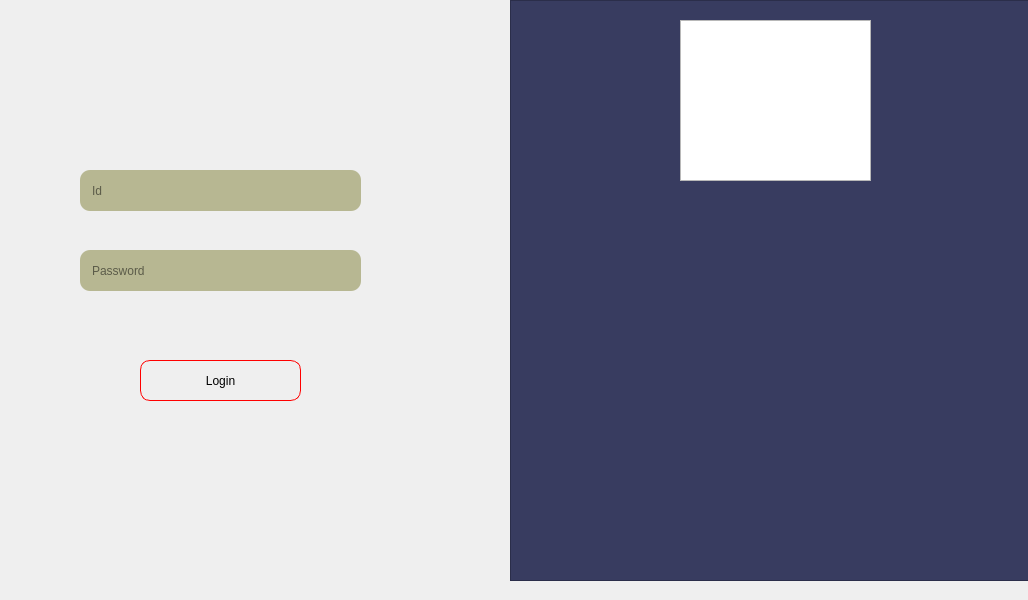
First picture: the form in mainwindow.ui, repository jibrankhalil-jk/CafeKit, before the edit.
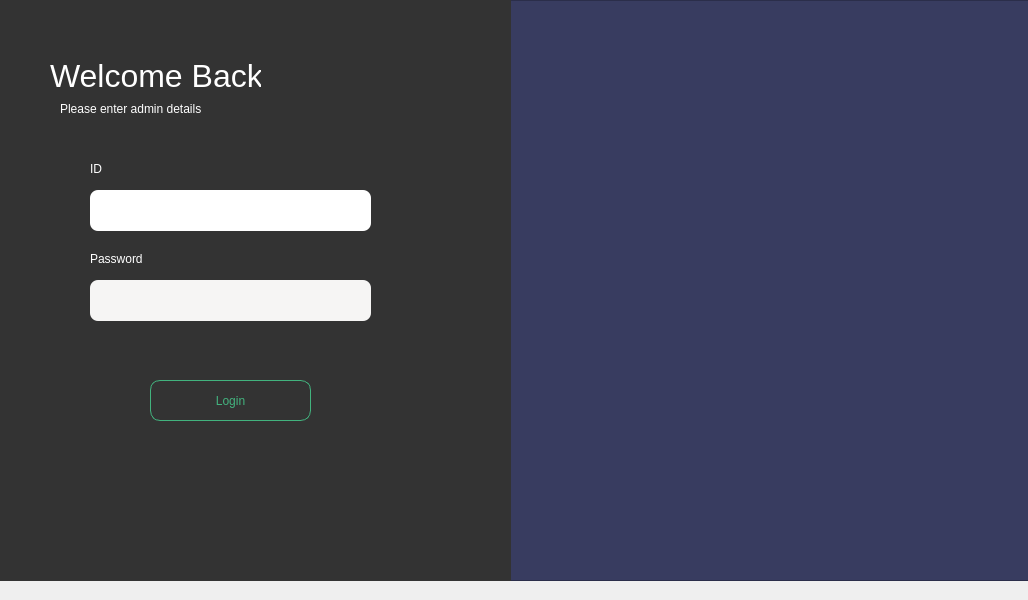
Second picture: the form after the edit. Icons and pictures are not drawn.

Diff of the .ui file:
```diff
--- a/mainwindow.ui
+++ b/mainwindow.ui
@@ -26,11 +26,100 @@
    <string>MainWindow</string>
   </property>
   <widget class="QWidget" name="centralwidget">
+   <widget class="QGraphicsView" name="graphicsView_2">
+    <property name="geometry">
+     <rect>
+      <x>510</x>
+      <y>0</y>
+      <width>521</width>
+      <height>581</height>
+     </rect>
+    </property>
+    <property name="minimumSize">
+     <size>
+      <width>521</width>
+      <height>561</height>
+     </size>
+    </property>
+    <property name="styleSheet">
+     <string notr="true">background-color: #383C60;</string>
+    </property>
+   </widget>
+   <widget class="QWidget" name="widget" native="true">
+    <property name="geometry">
+     <rect>
+      <x>0</x>
+      <y>-10</y>
+      <width>511</width>
+      <height>591</height>
+     </rect>
+    </property>
+    <property name="styleSheet">
+     <string notr="true">background-color: #333333;</string>
+    </property>
+    <widget class="QLineEdit" name="id">
+     <property name="geometry">
+      <rect>
+       <x>90</x>
+       <y>200</y>
+       <width>281</width>
+       <height>41</height>
+      </rect>
+     </property>
+     <property name="styleSheet">
+      <string notr="true">#id{
+background-color: rgb(255, 255, 255);
+border-radius: 8px; 
+padding-left: 20px;
+color:rgb(0, 0, 0);
+}
+
+#id:checked {
+background-color: rgb(232, 233, 235);
+}
+</string>
+     </property>
+     <property name="text">
+      <string/>
+     </property>
+     <property name="placeholderText">
+      <string/>
+     </property>
+    </widget>
+    <widget class="QLineEdit" name="password">
+     <property name="geometry">
+      <rect>
+       <x>90</x>
+       <y>290</y>
+       <width>281</width>
+       <height>41</height>
+      </rect>
+     </property>
+     <property name="styleSheet">
+      <string notr="true">#password{
+background-color: rgb(246, 245, 244);
+border-radius: 8px; 
+padding-left: 20px;
+color:rgb(0, 0, 0);
+}
+
+#password:checked {
+background-color: rgb(232, 233, 235);
+}
+</string>
+     </property>
+     <property name="text">
+      <string/>
+     </property>
+     <property name="placeholderText">
+      <string/>
+     </property>
+    </widget>
    <widget class="QPushButton" name="pushButton">
     <property name="geometry">
      <rect>
-      <x>140</x>
-      <y>360</y>
+       <x>150</x>
+       <y>390</y>
       <width>161</width>
       <height>41</height>
      </rect>
@@ -56,105 +145,114 @@
     <property name="styleSheet">
      <string notr="true">#pushButton{
 border-radius: 10px; 
-border: 1px solid red;
+color: rgb(66, 179, 126);
+border: 1px solid rgb(66, 179, 126);
 }
 
 #pushButton:Hover{
-background-color: red;
+background-color: rgb(66, 179, 126);
 border-radius: 10px; 
-}</string>
+	color: rgb(255, 255, 255);
+}
+
+</string>
     </property>
     <property name="text">
      <string>Login</string>
     </property>
    </widget>
-   <widget class="QLineEdit" name="id">
+    <widget class="QLabel" name="label">
     <property name="geometry">
      <rect>
-      <x>80</x>
+       <x>50</x>
+       <y>60</y>
+       <width>211</width>
+       <height>51</height>
+      </rect>
+     </property>
+     <property name="font">
+      <font>
+       <pointsize>24</pointsize>
+      </font>
+     </property>
+     <property name="styleSheet">
+      <string notr="true">color: rgb(255, 255, 255);
+</string>
+     </property>
+     <property name="text">
+      <string>Welcome Back</string>
+     </property>
+    </widget>
+    <widget class="QLabel" name="label_2">
+     <property name="geometry">
+      <rect>
+       <x>60</x>
+       <y>110</y>
+       <width>241</width>
+       <height>17</height>
+      </rect>
+     </property>
+     <property name="styleSheet">
+      <string notr="true">color: rgb(255, 255, 255);</string>
+     </property>
+     <property name="text">
+      <string>Please enter admin details</string>
+     </property>
+    </widget>
+    <widget class="QLabel" name="label_3">
+     <property name="geometry">
+      <rect>
+       <x>90</x>
       <y>170</y>
-      <width>281</width>
-      <height>41</height>
+       <width>41</width>
+       <height>17</height>
      </rect>
     </property>
     <property name="styleSheet">
-     <string notr="true">background-color: #8686863e;
-border-radius: 10px; 
-padding: 10px;
-
+      <string notr="true">color: rgb(255, 255, 255);
 </string>
     </property>
     <property name="text">
-     <string/>
-    </property>
-    <property name="placeholderText">
-     <string>Id</string>
-    </property>
-   </widget>
-   <widget class="QLineEdit" name="password">
+      <string>ID</string>
+     </property>
+    </widget>
+    <widget class="QLabel" name="label_4">
     <property name="geometry">
      <rect>
-      <x>80</x>
-      <y>250</y>
-      <width>281</width>
-      <height>41</height>
+       <x>90</x>
+       <y>260</y>
+       <width>111</width>
+       <height>17</height>
      </rect>
     </property>
     <property name="styleSheet">
-     <string notr="true">background-color: #8686863e;
-border-radius: 10px; 
-padding: 10px;
-type=&quot;password&quot;</string>
+      <string notr="true">color: rgb(255, 255, 255);
+</string>
     </property>
     <property name="text">
-     <string/>
-    </property>
-    <property name="placeholderText">
      <string>Password</string>
     </property>
    </widget>
-   <widget class="QGraphicsView" name="graphicsView">
-    <property name="geometry">
-     <rect>
-      <x>680</x>
-      <y>20</y>
-      <width>191</width>
-      <height>161</height>
-     </rect>
-    </property>
-    <property name="autoFillBackground">
-     <bool>false</bool>
-    </property>
-    <property name="styleSheet">
-     <string notr="true">background-image: url(:/Images/logo.svg);
-background-repeat: no-repeat;
-</string>
-    </property>
    </widget>
-   <widget class="QGraphicsView" name="graphicsView_2">
+   <widget class="QLabel" name="label_5">
     <property name="geometry">
      <rect>
       <x>510</x>
-      <y>0</y>
-      <width>521</width> 
-      <height>581</height> 
+      <y>40</y>
+      <width>501</width>
+      <height>501</height>
      </rect>
     </property>
-    <property name="minimumSize">
-     <size>
-      <width>521</width>
-      <height>561</height>
-     </size>
+    <property name="text">
+     <string/>
     </property>
-    <property name="styleSheet">
-     <string notr="true">background-color: #383C60;</string>
+    <property name="pixmap">
+     <pixmap resource="Resources/resources.qrc">:/Images/bg.svg</pixmap>
+    </property>
+    <property name="scaledContents">
+     <bool>true</bool>
     </property>
    </widget>
-   <zorder>pushButton</zorder>
-   <zorder>id</zorder>
-   <zorder>password</zorder>
-   <zorder>graphicsView_2</zorder>
-   <zorder>graphicsView</zorder>
   </widget>
   <widget class="QMenuBar" name="menubar">
    <property name="geometry">
```
Left out of the diff: 4 changed lines with no effect on the pictures. Lines whose indentation alone changed are shown as unchanged.
